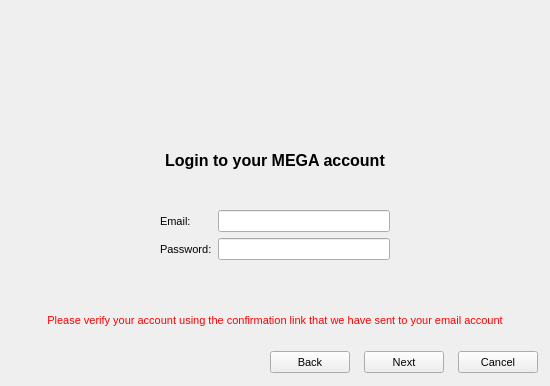
Old version of the form Source/MEGASync/gui/SetupWizard.ui in the repository meganz/MEGAsync.
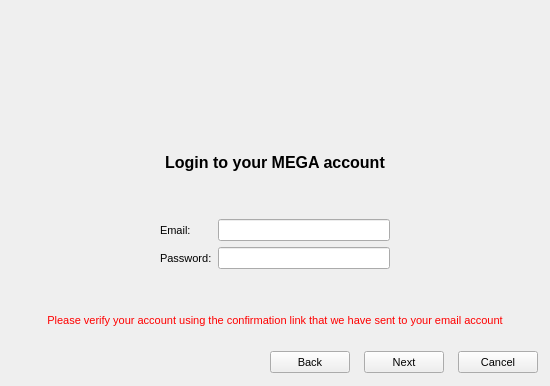
New version of the form. The open tabs and pages were chosen to show the change. Icons and pictures are not drawn.

Commit message: Gui fixes (setup assistant)

The edit to the form file:
```diff
--- a/Source/MEGASync/gui/SetupWizard.ui
+++ b/Source/MEGASync/gui/SetupWizard.ui
@@ -467,7 +467,7 @@
         <number>20</number>
        </property>
        <property name="topMargin">
-        <number>15</number>
+        <number>17</number>
        </property>
        <property name="rightMargin">
         <number>20</number>
@@ -515,6 +515,19 @@
          </property>
         </widget>
        </item>
+       <item>
+        <spacer name="verticalSpacer_3">
+         <property name="orientation">
+          <enum>Qt::Vertical</enum>
+         </property>
+         <property name="sizeHint" stdset="0">
+          <size>
+           <width>20</width>
+           <height>40</height>
+          </size>
+         </property>
+        </spacer>
+       </item>
        <item>
         <widget class="QWidget" name="wLoginForm" native="true">
          <layout class="QFormLayout" name="formLayout">
@@ -528,29 +541,29 @@
            <number>140</number>
           </property>
           <property name="topMargin">
-           <number>35</number>
+           <number>12</number>
           </property>
           <property name="rightMargin">
            <number>140</number>
           </property>
-          <item row="0" column="0">
+          <item row="1" column="0">
            <widget class="QLabel" name="lLoginEmail">
             <property name="text">
              <string>Email:</string>
             </property>
            </widget>
           </item>
-          <item row="0" column="1">
+          <item row="1" column="1">
            <widget class="QLineEdit" name="eLoginEmail"/>
           </item>
-          <item row="1" column="0">
+          <item row="2" column="0">
            <widget class="QLabel" name="lLoginPassword">
             <property name="text">
              <string>Password:</string>
             </property>
            </widget>
           </item>
-          <item row="1" column="1">
+          <item row="2" column="1">
            <widget class="QLineEdit" name="eLoginPassword">
             <property name="echoMode">
              <enum>QLineEdit::Password</enum>
```
Left out of the diff: 17 changed lines with no effect on the pictures.
